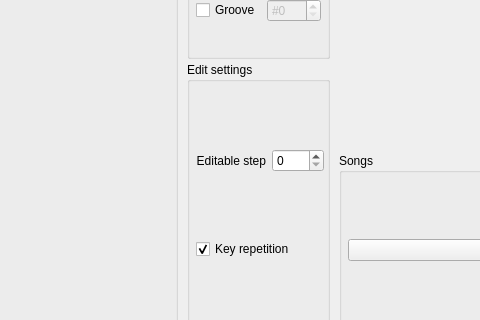
The window that BambooTracker/gui/mainwindow.ui (BambooTracker/BambooTracker) describes before a commit, drawn with Qt 5; both pictures show x 95 to 575 and y 267 to 587 of the 900 by 700 pixel window.
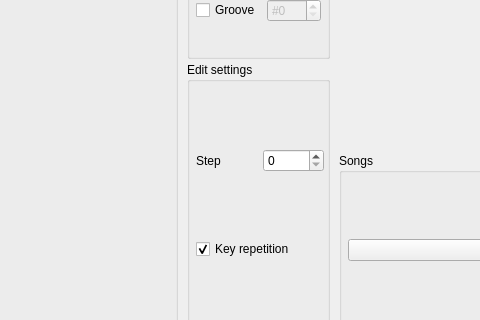
The same window after the commit. Icons and pictures are not drawn. Custom widgets are drawn as their Qt base class.

The edit to the form file:
```diff
--- a/BambooTracker/gui/mainwindow.ui
+++ b/BambooTracker/gui/mainwindow.ui
@@ -300,10 +300,10 @@
                 </sizepolicy>
                </property>
                <property name="text">
-                <string>Editable step</string>
+                <string>Step</string>
                </property>
                <property name="alignment">
-                <set>Qt::AlignRight|Qt::AlignTrailing|Qt::AlignVCenter</set>
+                <set>Qt::AlignLeading|Qt::AlignLeft|Qt::AlignVCenter</set>
                </property>
               </widget>
              </item>
```
